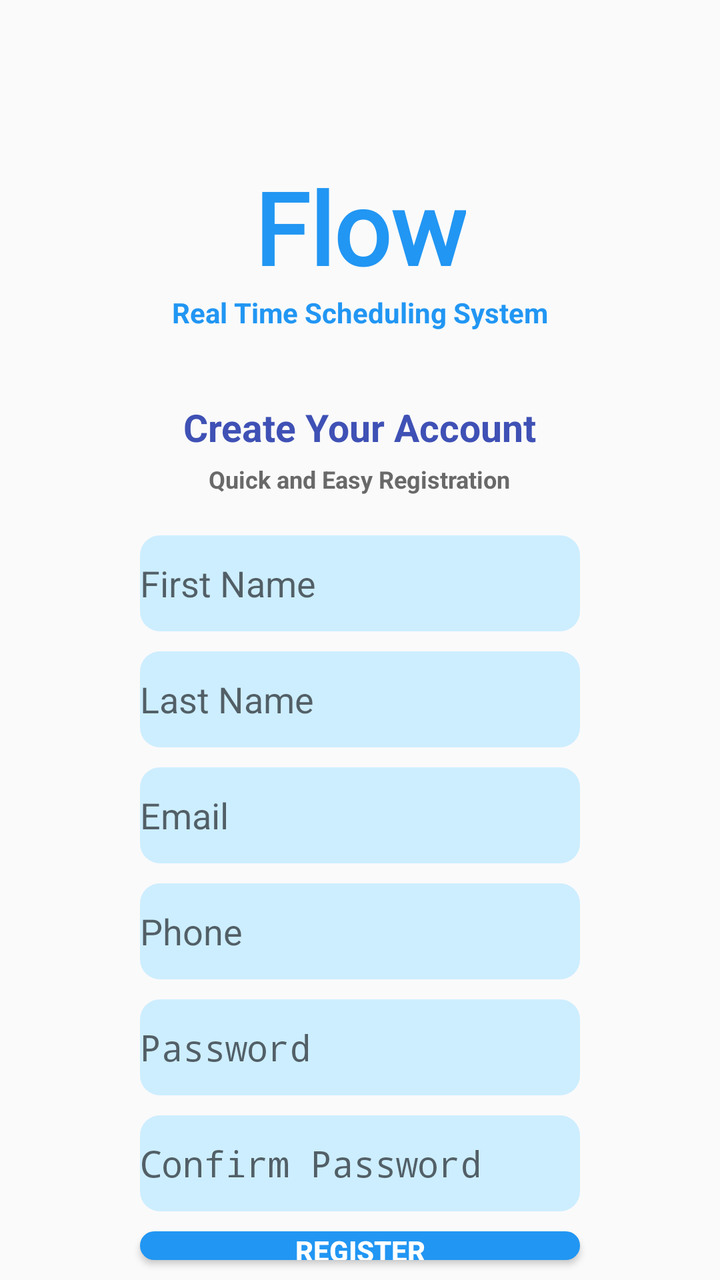
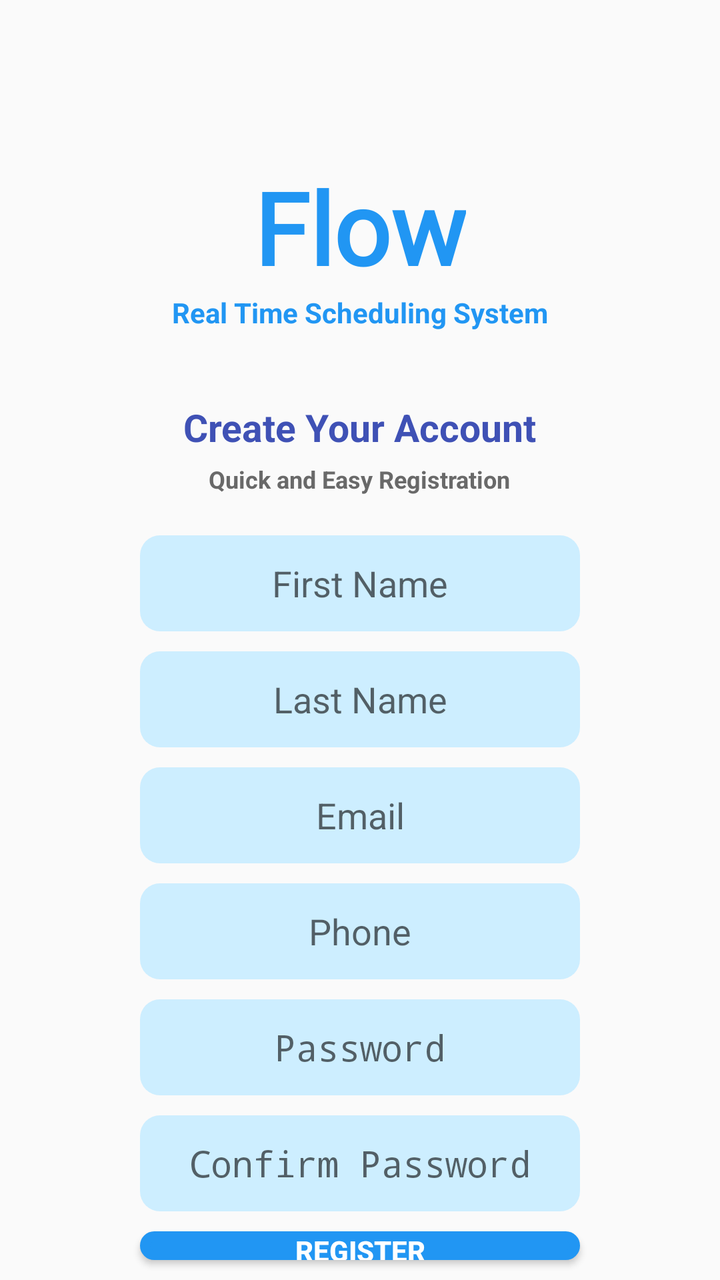

Screens rendered from an Android XML layout before and after an edit, with the pre-edit source and the edit as a unified diff.
<!-- AndroidManifest.xml: application theme Theme.FlowApp -->
<!-- res/layout/register.xml -->
<?xml version="1.0" encoding="utf-8"?>
<LinearLayout xmlns:android="http://schemas.android.com/apk/res/android"
    android:orientation="vertical"
    android:layout_width="match_parent"
    android:layout_height="match_parent">

    <TextView
        android:text="@string/flow_name"
        android:fontFamily="@font/strategysidefont"
        android:textSize="50sp"
        android:textColor="@color/blue"
        android:textStyle="bold"
        android:id="@+id/FlowName"
        android:layout_gravity="center"
        android:layout_width="wrap_content"
        android:layout_height="wrap_content"
        android:layout_marginTop="80dp"
        />

    <TextView
        android:text="@string/real_time"
        android:textColor="@color/blue"
        android:textStyle="bold"
        android:id="@+id/real_time2"
        android:layout_gravity="center"
        android:layout_width="wrap_content"
        android:layout_height="wrap_content"
        />

    <TextView
        android:text="@string/createAcc"
        android:textColor="@color/dark_blue"
        android:textStyle="bold"
        android:id="@+id/createAcc"
        android:textSize="19sp"
        android:layout_gravity="center"
        android:layout_width="wrap_content"
        android:layout_height="wrap_content"
        android:layout_marginTop="35dp"
        android:layout_marginBottom="5dp"
        />

    <TextView
        android:text="@string/quickReg"
        android:textColor="@color/dark_gray"
        android:textStyle="bold"
        android:id="@+id/quickReg"
        android:textSize="12sp"
        android:layout_gravity="center"
        android:layout_width="wrap_content"
        android:layout_height="wrap_content"
        android:layout_marginBottom="20dp"
        />

    <EditText
        android:hint="@string/firstName"
        android:layout_width="wrap_content"
        android:layout_height="wrap_content"
        android:layout_gravity="center"
        android:id="@+id/reg_firstName"
        android:ems="10"
        android:autofillHints="name"
        android:inputType="textPersonName"
        android:minHeight="48dp"
        android:background="@drawable/input_fields_design"
        android:layout_marginBottom="10dp"
        />

    <EditText
        android:hint="@string/lastName"
        android:layout_width="wrap_content"
        android:layout_height="wrap_content"
        android:layout_gravity="center"
        android:id="@+id/reg_lastName"
        android:ems="10"
        android:autofillHints="name"
        android:inputType="textPersonName"
        android:minHeight="48dp"
        android:background="@drawable/input_fields_design"
        android:layout_marginBottom="10dp"
        />

    <EditText
        android:hint="@string/email"
        android:layout_width="wrap_content"
        android:layout_height="wrap_content"
        android:layout_gravity="center"
        android:id="@+id/reg_email"
        android:ems="10"
        android:autofillHints="emailAddress"
        android:inputType="textEmailAddress"
        android:minHeight="48dp"
        android:background="@drawable/input_fields_design"
        android:layout_marginBottom="10dp"
        />


    <EditText
        android:hint="@string/phone"
        android:layout_width="wrap_content"
        android:layout_height="wrap_content"
        android:layout_gravity="center"
        android:id="@+id/reg_phone"
        android:ems="10"
        android:autofillHints="phone"
        android:inputType="phone"
        android:minHeight="48dp"
        android:background="@drawable/input_fields_design"
        android:layout_marginBottom="10dp"
        />

    <EditText
        android:hint="@string/password"
        android:layout_width="wrap_content"
        android:layout_height="wrap_content"
        android:layout_gravity="center"
        android:id="@+id/reg_password"
        android:ems="10"
        android:autofillHints="password"
        android:inputType="textPassword"
        android:minHeight="48dp"
        android:background="@drawable/input_fields_design"
        android:layout_marginBottom="10dp"
        />

    <EditText
        android:hint="@string/confirmPass"
        android:layout_width="wrap_content"
        android:layout_height="wrap_content"
        android:layout_gravity="center"
        android:id="@+id/reg_confirmPass"
        android:ems="10"
        android:autofillHints="password"
        android:inputType="textPassword"
        android:minHeight="48dp"
        android:background="@drawable/input_fields_design"
        android:layout_marginBottom="10dp"
        />

    <Button
        android:text="@string/register"
        android:layout_width="wrap_content"
        android:layout_height="wrap_content"
        android:layout_gravity="center"
        android:textColor="@color/white"
        android:textStyle="bold"
        android:id="@+id/registerBtn"
        android:background="@drawable/blue_round_corner_button"
        android:layout_marginBottom="10dp"
        />

    <TextView
        android:text="@string/accExist"
        android:id="@+id/accExist"
        android:layout_width="wrap_content"
        android:layout_height="wrap_content"
        android:layout_gravity="center"
        android:textColor="@color/dark_blue"
        android:textSize="12sp"
        android:textStyle="bold"
        android:layout_marginBottom="15dp"
        />

</LinearLayout>
<!-- resources referenced by this layout -->
<resources>
  <color name="blue">#2196F3</color>
  <color name="dark_blue">#3F51B5</color>
  <color name="dark_gray">#696969</color>
  <color name="white">#FFFFFFFF</color>
  <!-- drawable blue_round_corner_button (drawable) -->
  <?xml version="1.0" encoding="utf-8"?>
  <shape xmlns:android="http://schemas.android.com/apk/res/android" android:shape="rectangle" >
      <corners
          android:radius="30dp"
          />
      <solid
          android:color="@color/blue"
          />
      <padding
          android:left="0dp"
          android:top="0dp"
          android:right="0dp"
          android:bottom="0dp"
          />
      <size
          android:width="220dp"
          android:height="40dp"
          />
      <stroke
          android:width="5dp"
          android:color="#2196F3"
          />
  </shape>
  <!-- drawable input_fields_design (drawable) -->
  <?xml version="1.0" encoding="utf-8"?>
  <shape xmlns:android="http://schemas.android.com/apk/res/android"
      android:shape="rectangle">
      <corners
          android:radius="10dp"
          />
      <solid android:color="@color/input_field"/>
      <padding
          android:left="0dp"
          android:top="0dp"
          android:right="0dp"
          android:bottom="0dp" />
      <size
          android:width="220dp"
          android:height="30dp" />
      <stroke
          android:width="0dp"
          android:color="#7693B3"
          />
  
  </shape>
  <string name="accExist">Already have an account? Login Here</string>
  <string name="confirmPass">Confirm Password</string>
  <string name="createAcc">Create Your Account</string>
  <string name="email">Email</string>
  <string name="firstName">First Name</string>
  <string name="flow_name">Flow</string>
  <string name="lastName">Last Name</string>
  <string name="password">Password</string>
  <string name="phone">Phone</string>
  <string name="quickReg">Quick and Easy Registration</string>
  <string name="real_time">Real Time Scheduling System</string>
  <string name="register">Register</string>
  <style name="Theme.FlowApp" parent="android:Theme.Material.Light.NoActionBar">
          <item name="colorPrimary">@color/dark_blue</item>
          <item name="colorPrimaryVariant">@color/dark_blue</item>
      </style>
  <color name="input_field">#CDEEFF</color>
</resources>

<!-- the commit's change to res/layout/register.xml (unified diff, before → after) -->
@@ -54,6 +54,7 @@
 
     <EditText
         android:hint="@string/firstName"
+        android:gravity="center"
         android:layout_width="wrap_content"
         android:layout_height="wrap_content"
         android:layout_gravity="center"
@@ -68,6 +69,7 @@
 
     <EditText
         android:hint="@string/lastName"
+        android:gravity="center"
         android:layout_width="wrap_content"
         android:layout_height="wrap_content"
         android:layout_gravity="center"
@@ -82,6 +84,7 @@
 
     <EditText
         android:hint="@string/email"
+        android:gravity="center"
         android:layout_width="wrap_content"
         android:layout_height="wrap_content"
         android:layout_gravity="center"
@@ -97,6 +100,7 @@
 
     <EditText
         android:hint="@string/phone"
+        android:gravity="center"
         android:layout_width="wrap_content"
         android:layout_height="wrap_content"
         android:layout_gravity="center"
@@ -111,6 +115,7 @@
 
     <EditText
         android:hint="@string/password"
+        android:gravity="center"
         android:layout_width="wrap_content"
         android:layout_height="wrap_content"
         android:layout_gravity="center"
@@ -125,6 +130,7 @@
 
     <EditText
         android:hint="@string/confirmPass"
+        android:gravity="center"
         android:layout_width="wrap_content"
         android:layout_height="wrap_content"
         android:layout_gravity="center"
